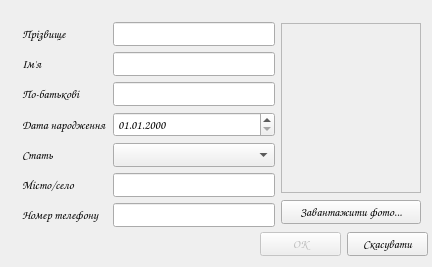
moz6go/NesterDentalClinic, file addpatientdialog.ui: the form before one commit.
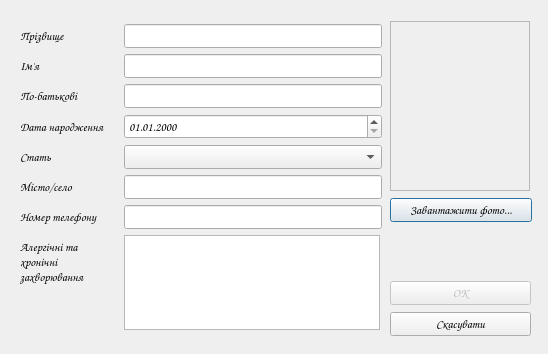
The form after the commit. Icons and pictures are not drawn.

Diff of the .ui file:
```diff
--- a/addpatientdialog.ui
+++ b/addpatientdialog.ui
@@ -6,8 +6,8 @@
    <rect>
     <x>0</x>
     <y>0</y>
-    <width>432</width>
-    <height>267</height>
+    <width>548</width>
+    <height>354</height>
    </rect>
   </property>
   <property name="font">
@@ -19,46 +19,80 @@
   <property name="windowTitle">
    <string>Створити картку пацієнта</string>
   </property>
-  <widget class="QWidget" name="layoutWidget">
+  <widget class="QWidget" name="">
    <property name="geometry">
     <rect>
-     <x>260</x>
-     <y>230</y>
-     <width>168</width>
-     <height>28</height>
+     <x>390</x>
+     <y>20</y>
+     <width>142</width>
+     <height>203</height>
     </rect>
    </property>
-   <layout class="QHBoxLayout" name="horizontalLayout_2">
+   <layout class="QVBoxLayout" name="verticalLayout">
     <item>
-     <widget class="QPushButton" name="add_pb">
-      <property name="enabled">
-       <bool>false</bool>
+     <widget class="QLabel" name="patient_photo_lbl">
+      <property name="sizePolicy">
+       <sizepolicy hsizetype="Expanding" vsizetype="Preferred">
+        <horstretch>0</horstretch>
+        <verstretch>0</verstretch>
+       </sizepolicy>
+      </property>
+      <property name="minimumSize">
+       <size>
+        <width>140</width>
+        <height>170</height>
+       </size>
+      </property>
+      <property name="maximumSize">
+       <size>
+        <width>140</width>
+        <height>170</height>
+       </size>
+      </property>
+      <property name="frameShape">
+       <enum>QFrame::StyledPanel</enum>
       </property>
       <property name="text">
-       <string>ОК</string>
+       <string/>
+      </property>
+      <property name="pixmap">
+       <pixmap resource="res/res.qrc">:/action_icons/default_user.png</pixmap>
+      </property>
+      <property name="scaledContents">
+       <bool>false</bool>
+      </property>
+      <property name="alignment">
+       <set>Qt::AlignCenter</set>
+      </property>
+      <property name="margin">
+       <number>0</number>
+      </property>
+      <property name="indent">
+       <number>-1</number>
+      </property>
+      <property name="openExternalLinks">
+       <bool>false</bool>
       </property>
      </widget>
     </item>
     <item>
-     <widget class="QPushButton" name="cancel_pb">
+     <widget class="QPushButton" name="load_photo_pb">
       <property name="text">
-       <string>Скасувати</string>
+       <string>Завантажити фото...</string>
       </property>
      </widget>
     </item>
    </layout>
   </widget>
-  <widget class="QWidget" name="layoutWidget">
+  <widget class="QWidget" name="">
    <property name="geometry">
     <rect>
-     <x>22</x>
-     <y>22</y>
-     <width>399</width>
-     <height>205</height>
+     <x>20</x>
+     <y>24</y>
+     <width>362</width>
+     <height>321</height>
     </rect>
    </property>
-   <layout class="QHBoxLayout" name="horizontalLayout">
-    <item>
      <layout class="QFormLayout" name="formLayout">
       <item row="0" column="0">
        <widget class="QLabel" name="label">
@@ -200,64 +234,69 @@
         </property>
        </widget>
       </item>
-     </layout>
+    <item row="7" column="0">
+     <widget class="QLabel" name="label_8">
+      <property name="text">
+       <string>Алергічні та хронічні захворювання</string>
+      </property>
+      <property name="scaledContents">
+       <bool>false</bool>
+      </property>
+      <property name="wordWrap">
+       <bool>true</bool>
+      </property>
+     </widget>
     </item>
-    <item>
-     <layout class="QVBoxLayout" name="verticalLayout">
-      <item>
-       <widget class="QLabel" name="patient_photo_lbl">
+    <item row="7" column="1">
+     <widget class="QTextEdit" name="illnesses_te">
         <property name="sizePolicy">
-         <sizepolicy hsizetype="Expanding" vsizetype="Preferred">
+       <sizepolicy hsizetype="Fixed" vsizetype="Fixed">
           <horstretch>0</horstretch>
           <verstretch>0</verstretch>
          </sizepolicy>
         </property>
         <property name="minimumSize">
          <size>
-          <width>140</width>
-          <height>170</height>
+        <width>0</width>
+        <height>95</height>
          </size>
         </property>
         <property name="maximumSize">
          <size>
-          <width>140</width>
-          <height>170</height>
-         </size>
-        </property>
-        <property name="frameShape">
-         <enum>QFrame::StyledPanel</enum>
-        </property>
-        <property name="text">
-         <string/>
-        </property>
-        <property name="pixmap">
-         <pixmap resource="res/res.qrc">:/action_icons/default_user.png</pixmap>
-        </property>
-        <property name="scaledContents">
-         <bool>false</bool>
-        </property>
-        <property name="alignment">
-         <set>Qt::AlignCenter</set>
-        </property>
-        <property name="margin">
-         <number>0</number>
-        </property>
-        <property name="indent">
-         <number>-1</number>
-        </property>
-        <property name="openExternalLinks">
-         <bool>false</bool>
-        </property>
-       </widget>
-      </item>
-      <item>
-       <widget class="QPushButton" name="load_photo_pb">
-        <property name="text">
-         <string>Завантажити фото...</string>
-        </property>
+        <width>16777215</width>
+        <height>95</height>
+       </size>
+      </property>
        </widget>
       </item>
      </layout>
+  </widget>
+  <widget class="QWidget" name="">
+   <property name="geometry">
+    <rect>
+     <x>390</x>
+     <y>280</y>
+     <width>141</width>
+     <height>58</height>
+    </rect>
+   </property>
+   <layout class="QVBoxLayout" name="verticalLayout_2">
+    <item>
+     <widget class="QPushButton" name="add_pb">
+      <property name="enabled">
+       <bool>false</bool>
+      </property>
+      <property name="text">
+       <string>ОК</string>
+      </property>
+     </widget>
+    </item>
+    <item>
+     <widget class="QPushButton" name="cancel_pb">
+      <property name="text">
+       <string>Скасувати</string>
+      </property>
+     </widget>
     </item>
    </layout>
   </widget>
```
Lines whose indentation alone changed are shown as unchanged.
